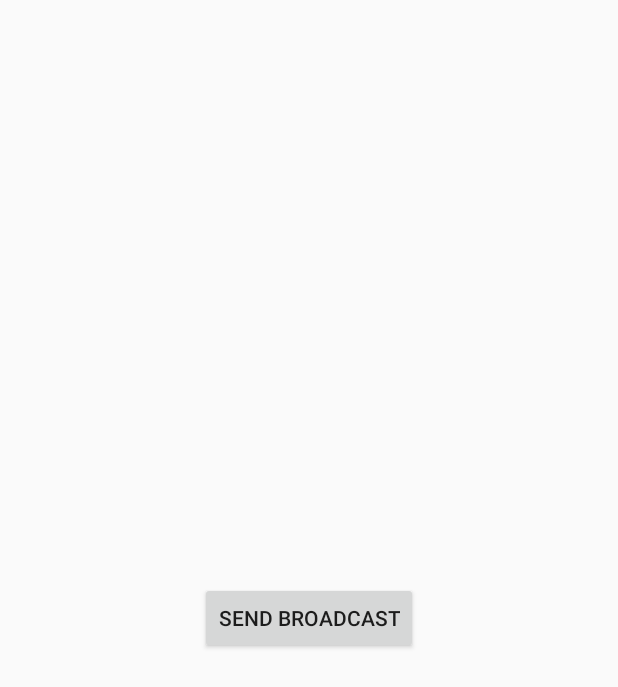
After one commit to BullShark/AndroidTutorial, an Android app: the layout send_broadcast.xml on its own in the app's theme, with its tools: preview values and no code run, on a phone screen of 412 x 824 dp. The commit adds this screen. Shown: the top 687 px of the screen. Run offline under Robolectric (Android 15) with nearby library versions, the light colour scheme and no system bars.

Commit message:
Completed Video Tutorial 37

```diff
--- a/app/src/main/AndroidManifest.xml
+++ b/app/src/main/AndroidManifest.xml
@@ -16,6 +16,9 @@
         android:name="androidx.multidex.MultiDexApplication"
         android:icon="@drawable/ic_launcher"
         android:label="@string/app_name">
+        <activity
+            android:name=".SendBroadcast"
+            android:exported="false" />
         <activity
             android:name=".Bacon"
             android:exported="false" />
--- /dev/null
+++ b/app/src/main/res/layout/send_broadcast.xml
@@ -0,0 +1,22 @@
+<?xml version="1.0" encoding="utf-8"?>
+<RelativeLayout xmlns:android="http://schemas.android.com/apk/res/android"
+    xmlns:tools="http://schemas.android.com/tools"
+    android:layout_width="match_parent"
+    android:layout_height="match_parent"
+    android:paddingLeft="16dp"
+    android:paddingRight="16dp"
+    android:paddingTop="16dp"
+    android:paddingBottom="16dp"
+    tools:context=".SendBroadcast">
+
+    <Button
+        android:id="@+id/send_broadcast_button"
+        android:layout_width="wrap_content"
+        android:layout_height="wrap_content"
+        android:layout_centerHorizontal="true"
+        android:layout_centerVertical="true"
+        android:onClick="sendOutBroadcast"
+        android:text="@string/broadcast_button_text"
+        tools:ignore="OnClick,UsingOnClickInXml" />
+
+</RelativeLayout>
--- a/app/src/main/res/values/strings.xml
+++ b/app/src/main/res/values/strings.xml
@@ -50,5 +50,6 @@
     <string name="go_to_bacon">Go to Bacon</string>
     <string name="bacon_text">Bacon</string>
     <string name="bacon_button_text">Go to Apples</string>
+    <string name="broadcast_button_text">Send Broadcast</string>
 
 </resources>
```
Also changed, not shown: app/src/main/java/ch/expectusafterlun/androidtutorial/SendBroadcast.java (added, +26 -0 lines).
